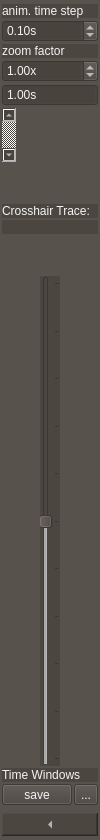
Above: src/pyphoplacecellanalysis/GUI/Qt/ZoomAndNavigationSidebarControls/Spike3DRasterLeftSidebarControlBarBase.ui from CommanderPho/pyPhoPlaceCellAnalysis before the change. Below: the same form after it.
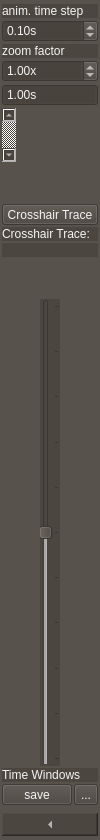
That is the form after the change. Icons and pictures are not drawn. Custom widgets are drawn as their Qt base class.

Commit message: added `btnToggleCrosshairTrace` to left sidebar

What changed in the file:
```diff
--- a/src/pyphoplacecellanalysis/GUI/Qt/ZoomAndNavigationSidebarControls/Spike3DRasterLeftSidebarControlBarBase.ui
+++ b/src/pyphoplacecellanalysis/GUI/Qt/ZoomAndNavigationSidebarControls/Spike3DRasterLeftSidebarControlBarBase.ui
@@ -52,7 +52,7 @@
     <number>0</number>
    </property>
    <item>
-    <layout class="QVBoxLayout" name="verticalLayout" stretch="0,0,0,0,0,0,0,0,0,0,1,0,0,0">
+    <layout class="QVBoxLayout" name="verticalLayout" stretch="0,0,0,0,0,0,0,0,0,0,0,1,0,0,0">
      <property name="leftMargin">
       <number>2</number>
      </property>
@@ -162,6 +162,35 @@
        </property>
       </spacer>
      </item>
+     <item>
+      <widget class="QToolButton" name="btnToggleCrosshairTrace">
+       <property name="toolTip">
+        <string>Crosshair Trace</string>
+       </property>
+       <property name="statusTip">
+        <string>Crosshair Trace</string>
+       </property>
+       <property name="whatsThis">
+        <string>Crosshair Trace</string>
+       </property>
+       <property name="text">
+        <string>Crosshair Trace</string>
+       </property>
+       <property name="icon">
+        <iconset resource="../../../Resources/ActionIcons.qrc">
+         <normaloff>:/Graphics/Icons/graphics/Crosshairs.svg</normaloff>:/Graphics/Icons/graphics/Crosshairs.svg</iconset>
+       </property>
+       <property name="iconSize">
+        <size>
+         <width>24</width>
+         <height>24</height>
+        </size>
+       </property>
+       <property name="checkable">
+        <bool>true</bool>
+       </property>
+      </widget>
+     </item>
      <item>
       <widget class="QLabel" name="lblCrosshairTraceStaticLabel">
        <property name="text">
```
The commit also changes 1 other file.
